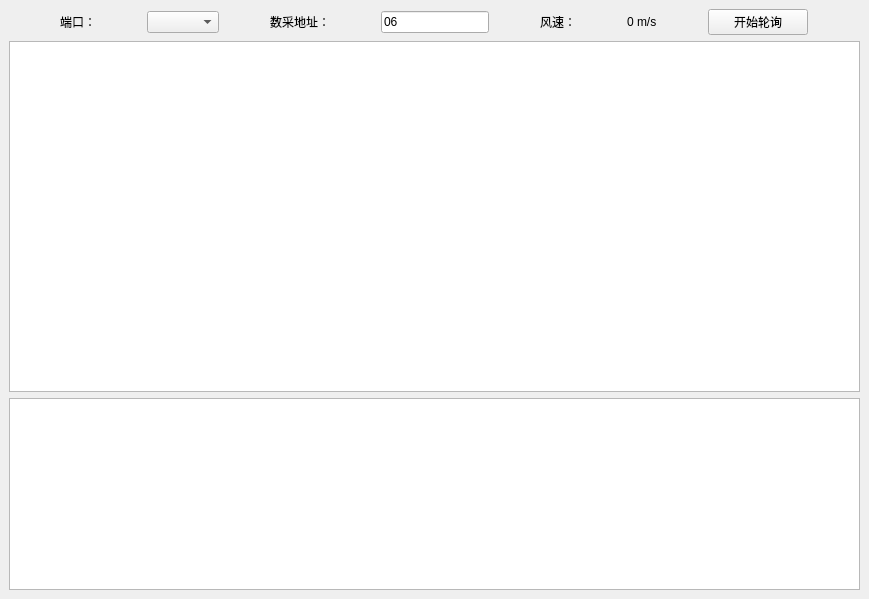
jelly-lemon/contrl_sys_ui, file QtDesigner/main_window.ui: the form before one commit.
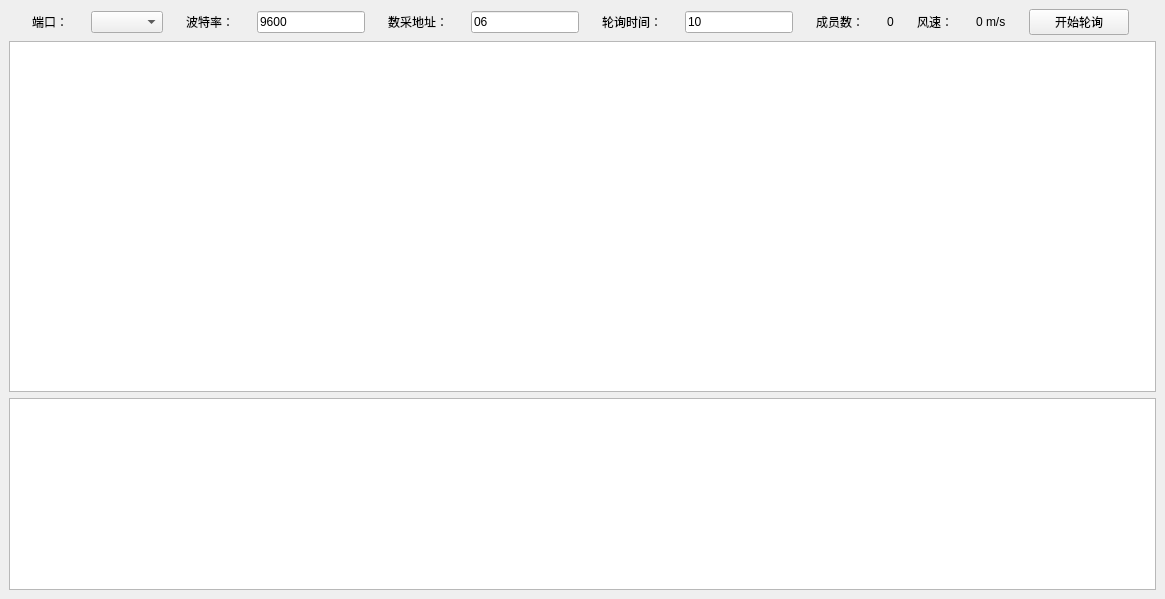
The form after the commit.

What changed in the file:
```diff
--- a/QtDesigner/main_window.ui
+++ b/QtDesigner/main_window.ui
@@ -6,7 +6,7 @@
    <rect>
     <x>0</x>
     <y>0</y>
-    <width>869</width>
+    <width>1165</width>
     <height>599</height>
    </rect>
   </property>
@@ -52,6 +52,35 @@
         </property>
        </widget>
       </item>
+      <item>
+       <widget class="QLabel" name="label_4">
+        <property name="sizePolicy">
+         <sizepolicy hsizetype="Fixed" vsizetype="Fixed">
+          <horstretch>0</horstretch>
+          <verstretch>0</verstretch>
+         </sizepolicy>
+        </property>
+        <property name="text">
+         <string>波特率：</string>
+        </property>
+       </widget>
+      </item>
+      <item>
+       <widget class="QLineEdit" name="edit_baudrate">
+        <property name="sizePolicy">
+         <sizepolicy hsizetype="Fixed" vsizetype="Fixed">
+          <horstretch>0</horstretch>
+          <verstretch>0</verstretch>
+         </sizepolicy>
+        </property>
+        <property name="text">
+         <string>9600</string>
+        </property>
+        <property name="placeholderText">
+         <string/>
+        </property>
+       </widget>
+      </item>
       <item>
        <widget class="QLabel" name="label_2">
         <property name="sizePolicy">
@@ -96,6 +125,67 @@
         </property>
        </widget>
       </item>
+      <item>
+       <widget class="QLabel" name="label_7">
+        <property name="sizePolicy">
+         <sizepolicy hsizetype="Fixed" vsizetype="Fixed">
+          <horstretch>0</horstretch>
+          <verstretch>0</verstretch>
+         </sizepolicy>
+        </property>
+        <property name="text">
+         <string>轮询时间：</string>
+        </property>
+       </widget>
+      </item>
+      <item>
+       <widget class="QLineEdit" name="edit_interval">
+        <property name="sizePolicy">
+         <sizepolicy hsizetype="Fixed" vsizetype="Fixed">
+          <horstretch>0</horstretch>
+          <verstretch>0</verstretch>
+         </sizepolicy>
+        </property>
+        <property name="text">
+         <string>10</string>
+        </property>
+        <property name="placeholderText">
+         <string>最低 10 s</string>
+        </property>
+       </widget>
+      </item>
+      <item>
+       <widget class="QLabel" name="label_5">
+        <property name="sizePolicy">
+         <sizepolicy hsizetype="Fixed" vsizetype="Fixed">
+          <horstretch>0</horstretch>
+          <verstretch>0</verstretch>
+         </sizepolicy>
+        </property>
+        <property name="text">
+         <string>成员数：</string>
+        </property>
+       </widget>
+      </item>
+      <item>
+       <widget class="QLabel" name="label_member">
+        <property name="sizePolicy">
+         <sizepolicy hsizetype="Fixed" vsizetype="Fixed">
+          <horstretch>0</horstretch>
+          <verstretch>0</verstretch>
+         </sizepolicy>
+        </property>
+        <property name="text">
+         <string>0</string>
+        </property>
+        <property name="alignment">
+         <set>Qt::AlignLeading|Qt::AlignLeft|Qt::AlignVCenter</set>
+        </property>
+        <property name="margin">
+         <number>10</number>
+        </property>
+       </widget>
+      </item>
       <item>
        <widget class="QLabel" name="label_3">
         <property name="sizePolicy">
@@ -112,7 +202,7 @@
       <item>
        <widget class="QLabel" name="label_wind_speed">
         <property name="sizePolicy">
-         <sizepolicy hsizetype="Fixed" vsizetype="Preferred">
+         <sizepolicy hsizetype="Fixed" vsizetype="Fixed">
           <horstretch>0</horstretch>
           <verstretch>0</verstretch>
          </sizepolicy>
@@ -120,6 +210,9 @@
         <property name="text">
          <string>0 m/s</string>
         </property>
+        <property name="margin">
+         <number>10</number>
+        </property>
        </widget>
       </item>
       <item>
```
